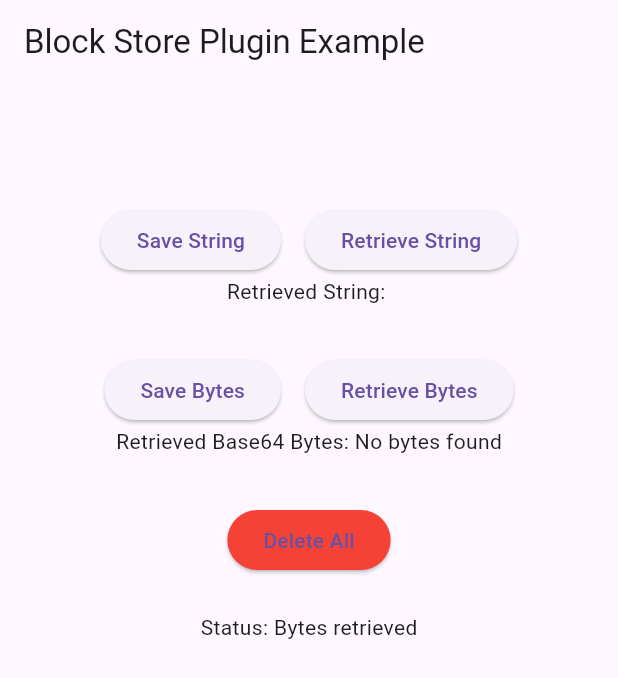
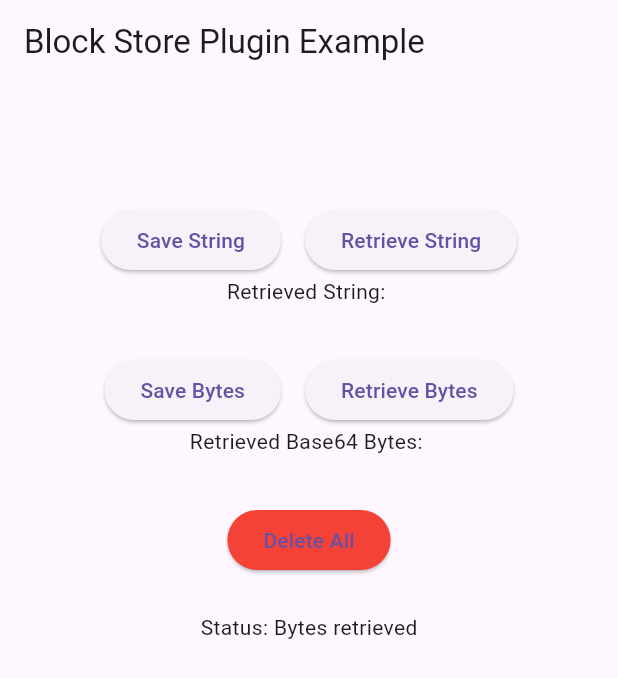
Before and after one commit to chris-wolf/play_services_block_store, a Flutter app: the screen it shows after launch, after a tap on "Save String", after a tap on "Save Bytes", after a tap on "Retrieve Bytes", on a phone screen of 412 x 824 dp. Shown: the top 678 px of the screen. Run offline on Flutter 3.47's test engine with Material 3 defaults, Android fonts, the phone set to English and light mode, and no system bars; our stand-ins replace plugin_platform_interface.

Commit message:
changed savign bytes as base64 to as bytes to be more space efficient

```diff
--- a/example/lib/main.dart
+++ b/example/lib/main.dart
@@ -19,7 +19,7 @@ class MyApp extends StatefulWidget {
 class _MyAppState extends State<MyApp> {
   String _status = '';
   String _retrievedString = '';
-  String _retrievedBytes = '';
+  Uint8List _retrievedBytes =Uint8List(0);
 
   @override
   void initState() {
@@ -27,7 +27,7 @@ class _MyAppState extends State<MyApp> {
   }
 
   Future<void> _saveString() async {
-    await PlayServicesBlockStore.saveString('exampleKey', 'Hello Block Store!');
+    await PlayServicesBlockStore.saveString('exampleKey', 'Hello saved as String');
     setState(() {
       _status = 'String saved';
     });
@@ -42,18 +42,17 @@ class _MyAppState extends State<MyApp> {
   }
 
   Future<void> _saveBytes() async {
-    final bytes = Uint8List.fromList([1, 2, 3, 4, 5]);
-    final base64 = base64Encode(bytes);
-    await PlayServicesBlockStore.saveBytes('byteKey', base64);
+    final bytes = Uint8List.fromList(utf8.encode('Hello as bytes'));
+    await PlayServicesBlockStore.saveBytes('byteKey', bytes);
     setState(() {
       _status = 'Bytes saved';
     });
   }
 
-  Future<void> _retrieveBytes() async {
-    final base64 = await PlayServicesBlockStore.retrieveBytes('byteKey');
+  Future<void> _retrieveBytes() async  {
+    final byteData = await  PlayServicesBlockStore.retrieveBytes('byteKey');
     setState(() {
-      _retrievedBytes = base64 ?? 'No bytes found';
+      _retrievedBytes = byteData ?? Uint8List(0);
       _status = 'Bytes retrieved';
     });
   }
@@ -62,7 +61,7 @@ class _MyAppState extends State<MyApp> {
     await PlayServicesBlockStore.deleteAll();
     setState(() {
       _retrievedString = '';
-      _retrievedBytes = '';
+      _retrievedBytes = Uint8List(0);
       _status = 'All data deleted';
     });
   }
@@ -102,7 +101,7 @@ class _MyAppState extends State<MyApp> {
             ElevatedButton(onPressed: _retrieveBytes, child: const Text('Retrieve Bytes')),
                 ]
               ),
-                  Text('Retrieved Base64 Bytes: $_retrievedBytes'),
+                  Text('Retrieved Base64 Bytes: ${utf8.decode(_retrievedBytes)}'),
                   const SizedBox(height: 32),
                   ElevatedButton(
                     onPressed: _deleteAll,
--- a/lib/play_services_block_store.dart
+++ b/lib/play_services_block_store.dart
@@ -1,3 +1,6 @@
+import 'dart:convert';
+import 'dart:typed_data';
+
 import 'play_services_block_store_platform_interface.dart';
 
 class PlayServicesBlockStore {
@@ -5,16 +8,20 @@ class PlayServicesBlockStore {
     return PlayServicesBlockStorePlatform.instance.saveString(key, value);
   }
 
-  static Future<void> saveBytes(String key, String base64Value) {
-    return PlayServicesBlockStorePlatform.instance.saveBytes(key, base64Value);
+  static Future<void> saveBytes(String key, Uint8List bytes) {
+    return PlayServicesBlockStorePlatform.instance.saveString(key, base64Encode(bytes as List<int>));
   }
 
   static Future<String?> retrieveString(String key) {
     return PlayServicesBlockStorePlatform.instance.retrieveString(key);
   }
 
-  static Future<String?> retrieveBytes(String key) {
-    return PlayServicesBlockStorePlatform.instance.retrieveBytes(key);
+  static Future<Uint8List?> retrieveBytes(String key) async {
+   final base64String = await PlayServicesBlockStorePlatform.instance.retrieveBytes(key);
+   if (base64String == null) {
+     return null;
+   }
+    return base64Decode(base64String);
   }
 
   static Future<Map<String, String>> retrieveAll() {
--- a/lib/play_services_block_store_method_channel.dart
+++ b/lib/play_services_block_store_method_channel.dart
@@ -19,10 +19,10 @@ class MethodChannelPlayServicesBlockStore extends PlayServicesBlockStorePlatform
   }
 
   @override
-  Future<void> saveBytes(String key, String base64Value) async {
+  Future<void> saveBytes(String key, Uint8List data) async {
     await methodChannel.invokeMethod('saveBytes', {
       'key': key,
-      'value': base64Value,
+      'value': data,
     });
   }
 
--- a/lib/play_services_block_store_platform_interface.dart
+++ b/lib/play_services_block_store_platform_interface.dart
@@ -1,3 +1,5 @@
+import 'dart:typed_data';
+
 import 'package:plugin_platform_interface/plugin_platform_interface.dart';
 
 import 'play_services_block_store_method_channel.dart';
@@ -27,7 +29,7 @@ abstract class PlayServicesBlockStorePlatform extends PlatformInterface {
     throw UnimplementedError('saveString() has not been implemented.');
   }
 
-  Future<void> saveBytes(String key, String base64Value) {
+  static Future<void> saveBytes(String key, Uint8List bytes) {
     throw UnimplementedError('saveBytes() has not been implemented.');
   }
 
--- a/pubspec.yaml
+++ b/pubspec.yaml
@@ -1,6 +1,6 @@
 name: play_services_block_store
 description: "The Block Store API allows your app to store data that it can later retrieve to re-authenticate users on a new device."
-version: 0.2.0
+version: 0.3.0
 repository: https://github.com/chris-wolf/play_services_block_store
 
 environment:
```
Also changed, not shown: 5 other files.
